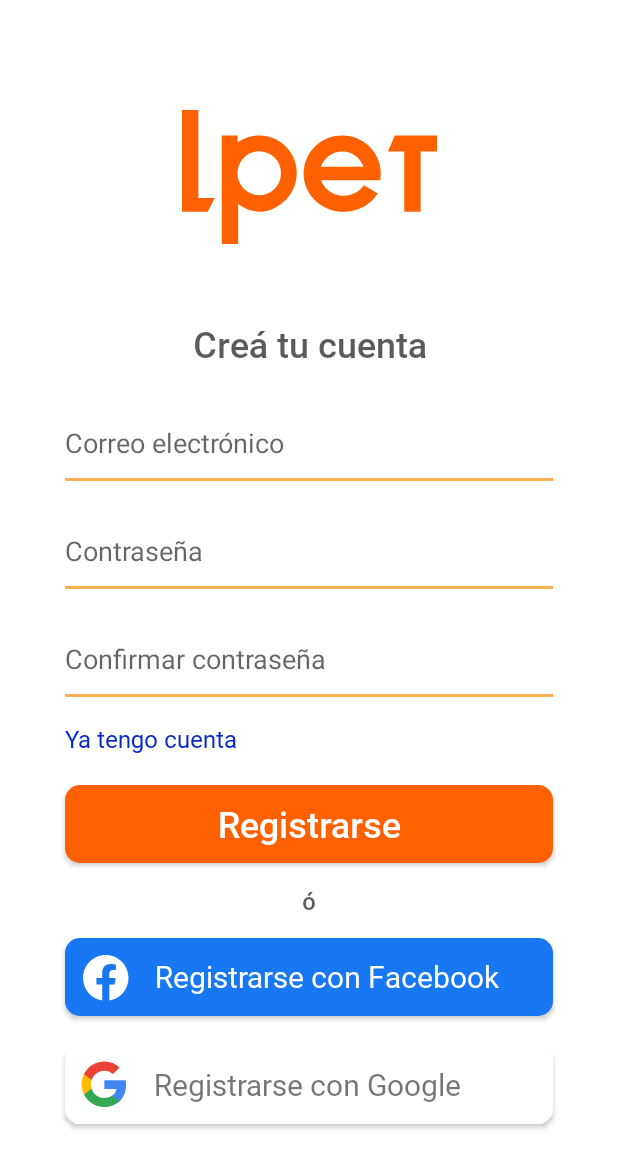
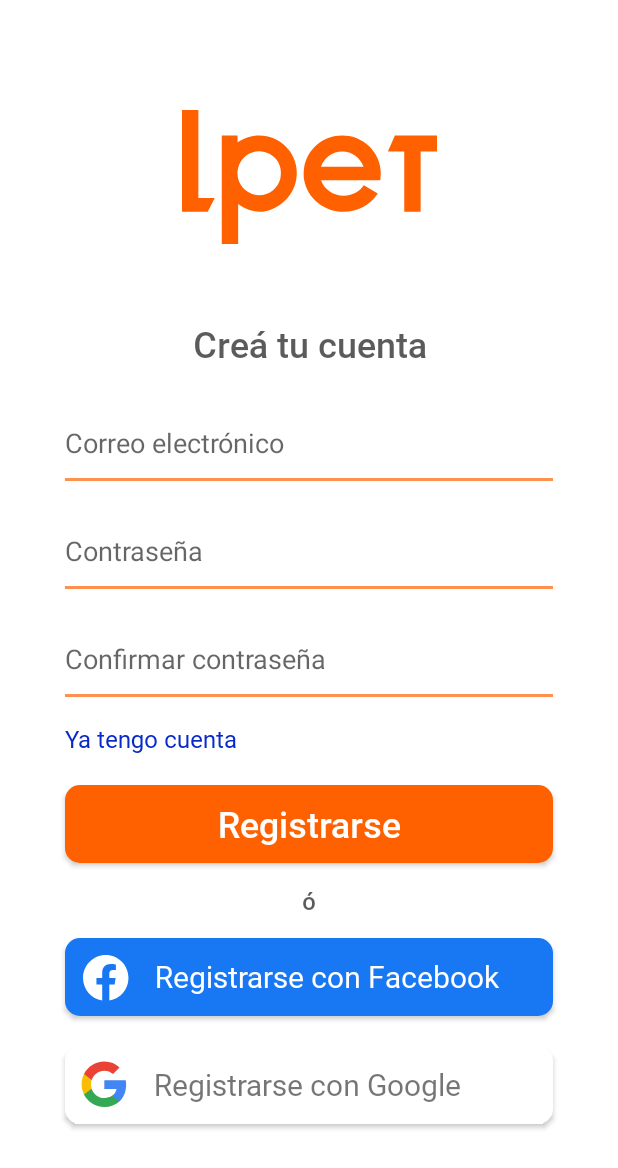
Before and after one commit to PolNun/lpet_android, an Android app: the RegistroFragment screen opened through its navigation route, on a phone screen of 412 x 824 dp. Shown: the top 1168 px of the screen. Run offline under Robolectric (Android 15) with nearby library versions, the phone set to English and light mode, and no system bars.

Commit message:
Colores en botones corregidos

```diff
--- a/app/src/main/res/values/colors.xml
+++ b/app/src/main/res/values/colors.xml
@@ -7,6 +7,6 @@
     <color name="color_facebook">#1877F2</color>
     <color name="color_secuendario_b">#B0072AC8</color>
     <color name="secundario_gradiente">#FF8C22</color>
-    <color name="color_principal_b">#B0FF8C00</color>
+    <color name="color_principal_b">#B0FF6000</color>
     <color name="color_secundario_b">#B0077BC8</color>
 </resources>
```
